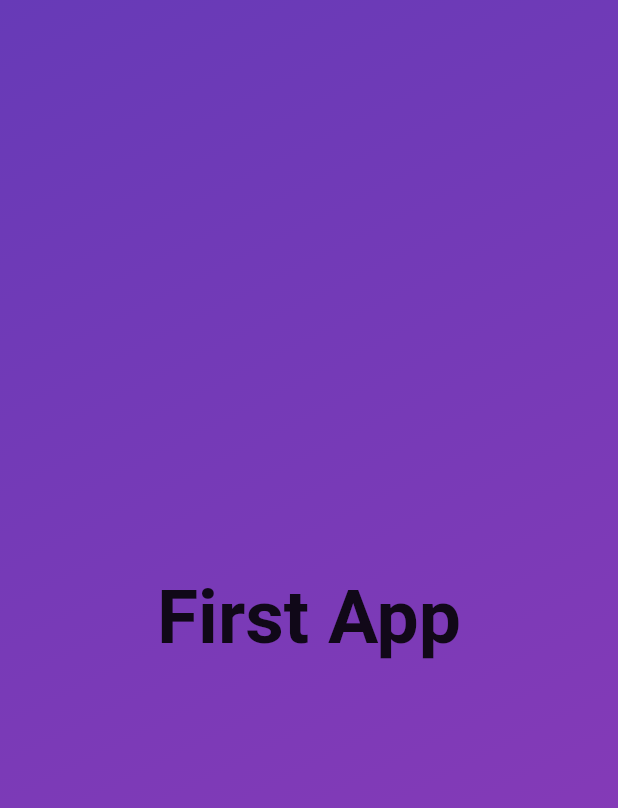
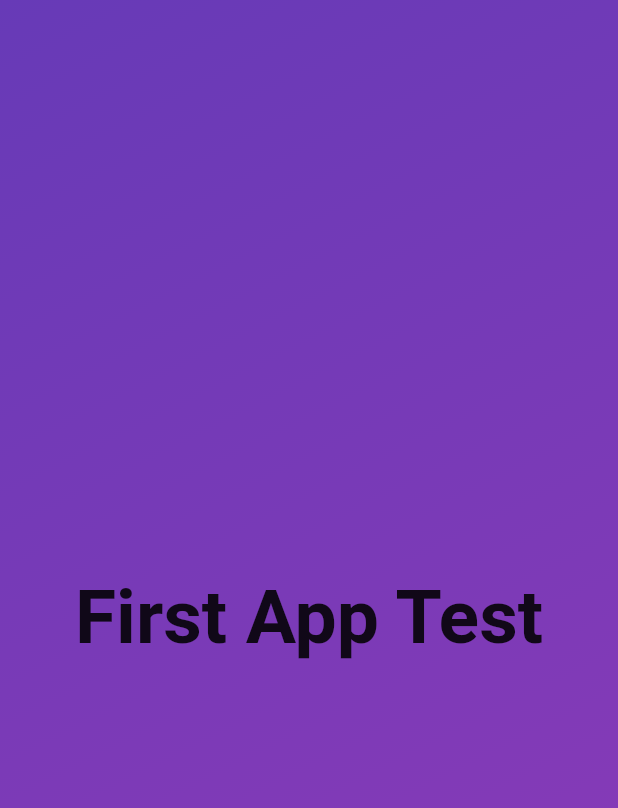
Before and after one commit to siamislam1603/first_app, a Flutter app: the screen it shows after launch, on a phone screen of 412 x 824 dp. Shown: the top 808 px of the screen. Run offline on Flutter 3.47's test engine with Material 2 defaults, Android fonts, the phone set to English and light mode, and no system bars.

```diff
--- a/lib/main.dart
+++ b/lib/main.dart
@@ -2,9 +2,21 @@ import 'package:flutter/material.dart';
 
 void main() {
   runApp(
-    MaterialApp(
+    const MaterialApp(
       home: Scaffold(
-        body: Container(
+        body: GradientContainer(),
+      ),
+    ),
+  );
+}
+
+class GradientContainer extends StatelessWidget {
+  const GradientContainer({super.key});
+  // const GradientContainer({key}): super(key: key);
+  // Inheritance in dart, key must be passed either of the ways given above which is required.
+  @override
+  Widget build(context) {
+    return Container(
       decoration: const BoxDecoration(
         gradient: LinearGradient(
           colors: [Colors.deepPurple, Color.fromARGB(255, 143, 58, 183)],
@@ -14,15 +26,13 @@ void main() {
       ),
       child: const Center(
         child: Text(
-              'First App',
+          'First App Test',
           style: TextStyle(
             fontSize: 50,
             fontWeight: FontWeight.bold,
           ),
         ),
       ),
-        ),
-      ),
-    ),
     );
   }
+}
```
Lines whose indentation alone changed are shown as unchanged.
